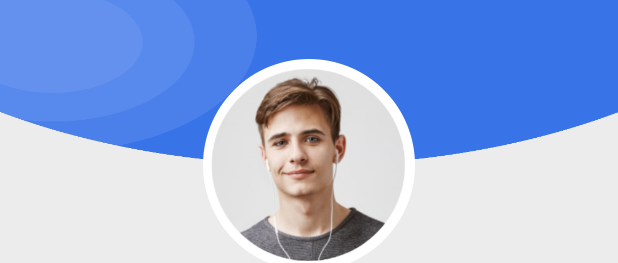
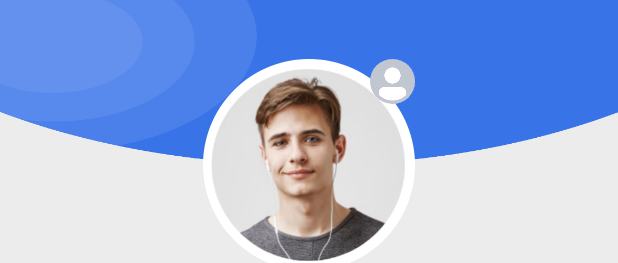
Before and after one commit to wryd-live/wryd, an Android app: the layout fragment_profile.xml on its own in the app's theme, with its tools: preview values and no code run, on a phone screen of 412 x 824 dp. Shown: the top 263 px of the screen. Run offline under Robolectric (Android 15) with nearby library versions, the phone set to English and light mode, and no system bars.

Commit message:
Added Image Options Adjusted Layout

```diff
--- a/app/src/main/res/layout/fragment_profile.xml
+++ b/app/src/main/res/layout/fragment_profile.xml
@@ -38,6 +38,15 @@
                     app:layout_constraintStart_toStartOf="parent"
                     app:layout_constraintTop_toBottomOf="@+id/imageView9"
                     app:srcCompat="@drawable/profile" />
+
+                <de.hdodenhof.circleimageview.CircleImageView
+                    android:id="@+id/request_icon"
+                    android:layout_width="30dp"
+                    android:layout_height="30dp"
+                    android:src="@drawable/facebook_avatar"
+                    app:layout_constraintEnd_toEndOf="@+id/imageView10"
+                    app:layout_constraintTop_toTopOf="@+id/imageView10"
+                    tools:ignore="RtlHardcoded" />
 
                 <TextView
                     android:id="@+id/textView14"
@@ -128,11 +137,10 @@
                         android:layout_marginBottom="10dp"
                         android:background="@drawable/background_btn"
                         android:drawableEnd="@drawable/background_btn"
-                        android:paddingEnd="20dp"
-
                         android:drawablePadding="20dp"
                         android:elevation="3dp"
                         android:paddingStart="20dp"
+                        android:paddingEnd="20dp"
                         android:text="Logut"
                         android:textAlignment="center"
                         android:textSize="18sp"
@@ -156,6 +164,7 @@
                         android:textSize="18sp"
                         android:textStyle="bold" />
                 </LinearLayout>
+
             </androidx.constraintlayout.widget.ConstraintLayout>
         </LinearLayout>
     </ScrollView>
```
